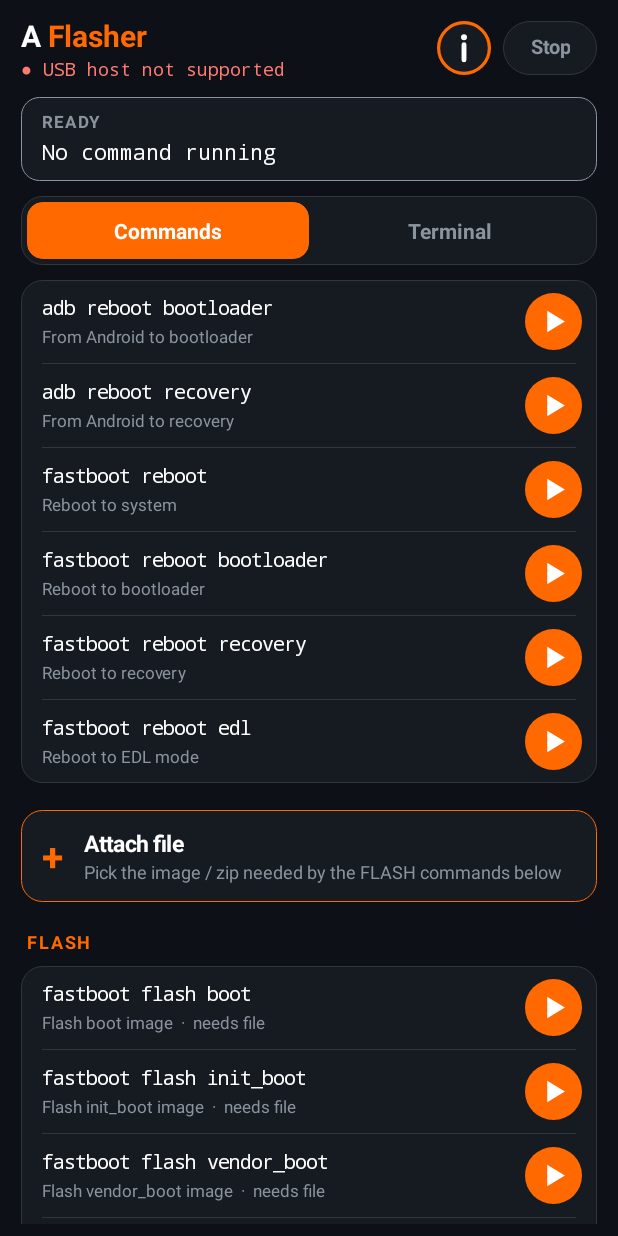
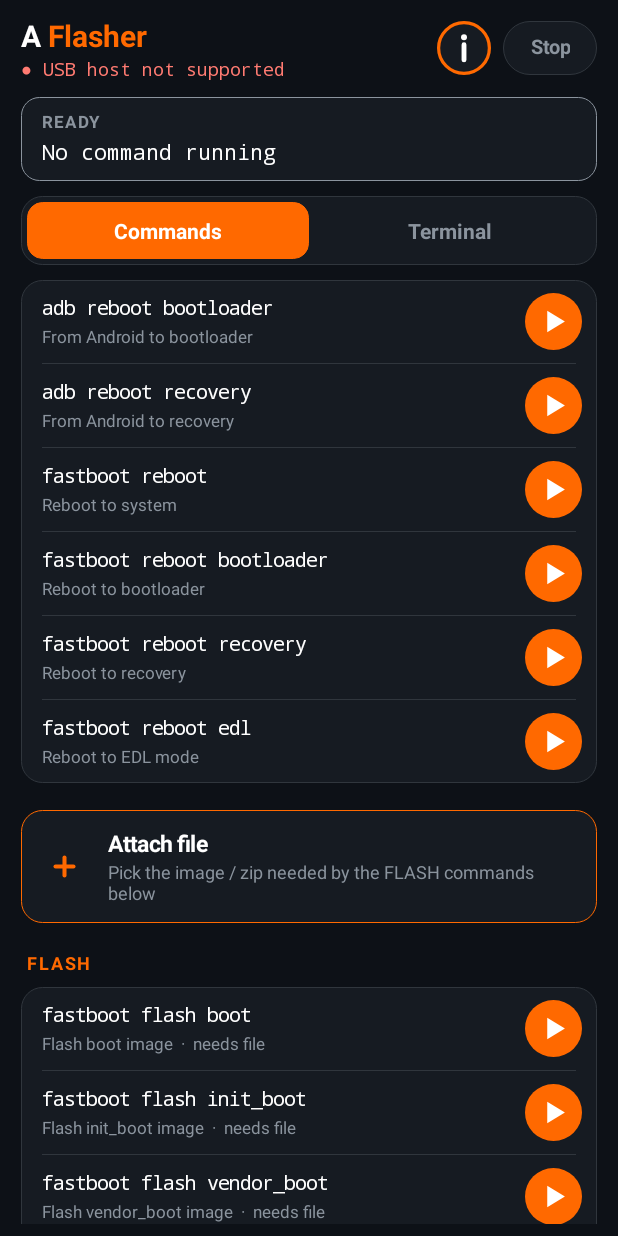
Before and after one commit to telekitbd/A-Flasher, an Android app: the screen it shows after launch (MainActivity), scrolled down 447 dp, on a phone screen of 412 x 824 dp. Run offline under Robolectric (Android 15) with nearby library versions, the phone set to English and light mode, and no system bars.

Commit message:
Upload 18 files from ZIP

```diff
--- a/app/src/main/java/com/aflasher/Icons.kt
+++ b/app/src/main/java/com/aflasher/Icons.kt
@@ -57,3 +57,23 @@ class IconButton(ctx: Context, private val kind: Int, private val fill: Int, pri
         }
     }
 }
+
+/** Perfectly centered "+" drawn on a canvas (a text "+" sits low because of font padding). */
+class PlusIcon(ctx: Context, private val color: Int) : View(ctx) {
+    private val p = Paint(Paint.ANTI_ALIAS_FLAG)
+
+    override fun onDraw(c: Canvas) {
+        val w = width.toFloat()
+        val h = height.toFloat()
+        val s = minOf(w, h)
+        val cx = w / 2f
+        val cy = h / 2f
+        p.style = Paint.Style.STROKE
+        p.strokeCap = Paint.Cap.ROUND
+        p.strokeWidth = 0.09f * s
+        p.color = color
+        val r = 0.2f * s
+        c.drawLine(cx - r, cy, cx + r, cy, p)
+        c.drawLine(cx, cy - r, cx, cy + r, p)
+    }
+}
--- a/app/src/main/java/com/aflasher/MainActivity.kt
+++ b/app/src/main/java/com/aflasher/MainActivity.kt
@@ -432,8 +432,7 @@ class MainActivity : Activity() {
         termPage.addView(scroll, LinearLayout.LayoutParams(-1, 0, 1f).apply { topMargin = dp(8); bottomMargin = dp(8) })
 
         val row = LinearLayout(this).apply { orientation = LinearLayout.HORIZONTAL; gravity = Gravity.CENTER_VERTICAL }
-        val clip = TextView(this).apply {
-            text = "+"; textSize = 24f; gravity = Gravity.CENTER; setTextColor(orange); typeface = Typeface.DEFAULT_BOLD
+        val clip = PlusIcon(this, orange).apply {
             background = box(card, line, 22)
             setOnClickListener { pickFile() }
         }
@@ -509,11 +508,11 @@ class MainActivity : Activity() {
             setPadding(dp(14), dp(12), dp(14), dp(12))
             setOnClickListener { pickFile() }
         }
-        val icon = TextView(this).apply { text = "+"; textSize = 26f; setTextColor(orange); typeface = Typeface.DEFAULT_BOLD; setPadding(0, 0, dp(14), 0) }
+        val icon = PlusIcon(this, orange)
         val col = LinearLayout(this).apply { orientation = LinearLayout.VERTICAL }
         col.addView(TextView(this).apply { text = "Attach file"; setTextColor(Color.WHITE); textSize = 15f; typeface = Typeface.DEFAULT_BOLD })
         col.addView(TextView(this).apply { text = "Pick the image / zip needed by the FLASH commands below"; setTextColor(grey); textSize = 12f })
-        r.addView(icon)
+        r.addView(icon, LinearLayout.LayoutParams(dp(30), dp(30)).apply { rightMargin = dp(14) })
         r.addView(col, LinearLayout.LayoutParams(0, -2, 1f))
         return r
     }
```
